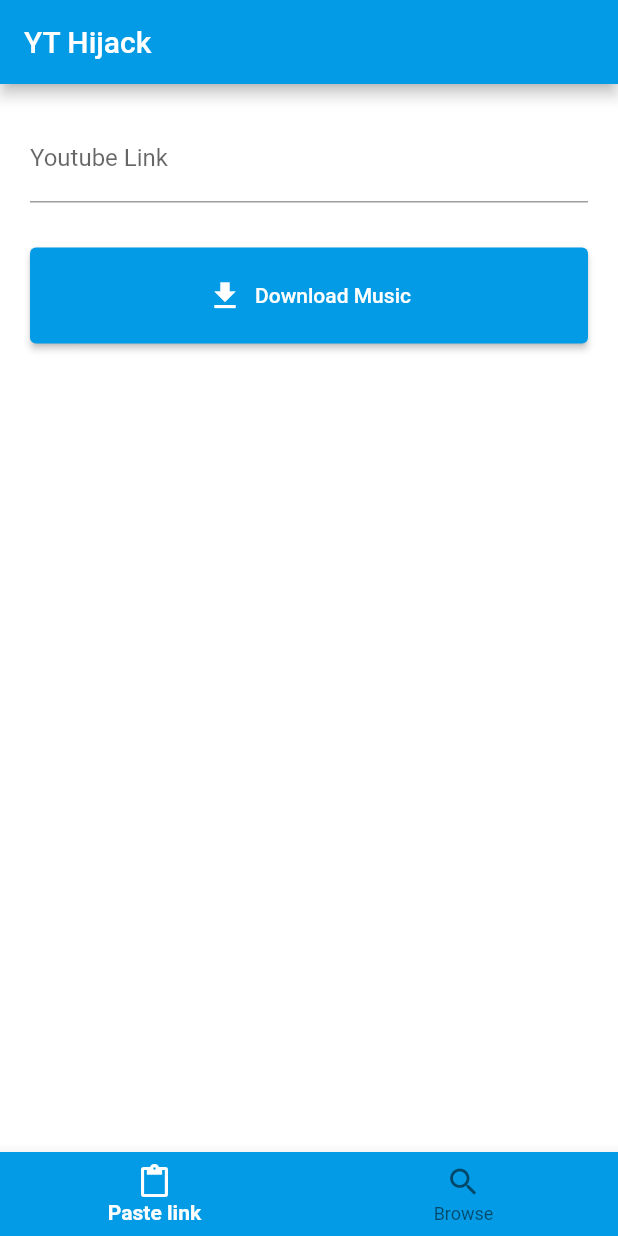
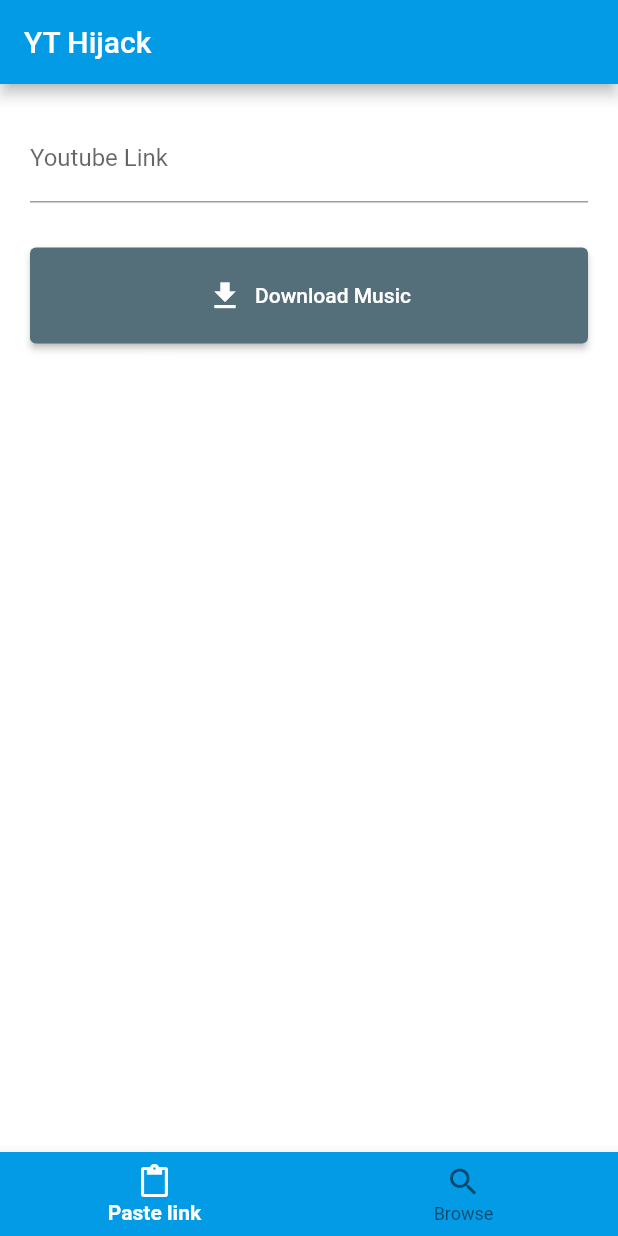
Before and after one commit to EduardCostache/Dead-Mans-Tube, a Flutter app: the screen it shows after launch, on a phone screen of 412 x 824 dp. Run offline on Flutter 3.47's test engine with Material 2 defaults, Android fonts, the phone set to English and light mode, and no system bars; our stand-ins replace flutter_spinkit, permission_handler, webview_flutter; missing offline and left inert: flutter_youtube_downloader, youtube_explode_dart.

Commit message:
Added: secondary color for some widgets #2

```diff
--- a/lib/Screens/browser_screen.dart
+++ b/lib/Screens/browser_screen.dart
@@ -110,7 +110,7 @@ class _BrowserScreenState extends State<BrowserScreen> {
                               'Permission to storage not granted! Cannot download video.')));
                     }
                   },
-                  backgroundColor: CustomTheme.primaryColor(),
+                  backgroundColor: CustomTheme.secondaryColor(),
                   child: const Icon(Icons.download),
                 )
               : Container(),
--- a/lib/Screens/paste_link_screen.dart
+++ b/lib/Screens/paste_link_screen.dart
@@ -40,7 +40,7 @@ class _PasteLinkScreenState extends State<PasteLinkScreen> {
                     child: ElevatedButton.icon(
                       style: ButtonStyle(
                         backgroundColor: MaterialStateProperty.all(
-                          CustomTheme.primaryColor(),
+                          CustomTheme.secondaryColor(),
                         ),
                         padding: MaterialStateProperty.all(
                           const EdgeInsets.all(20),
```
